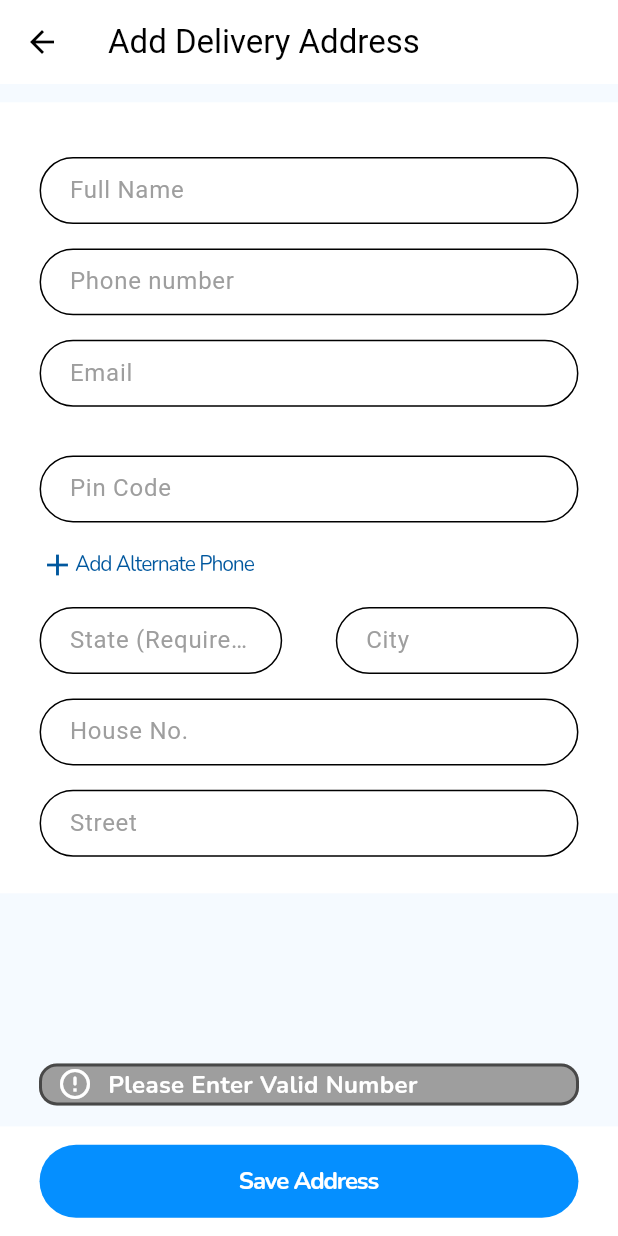
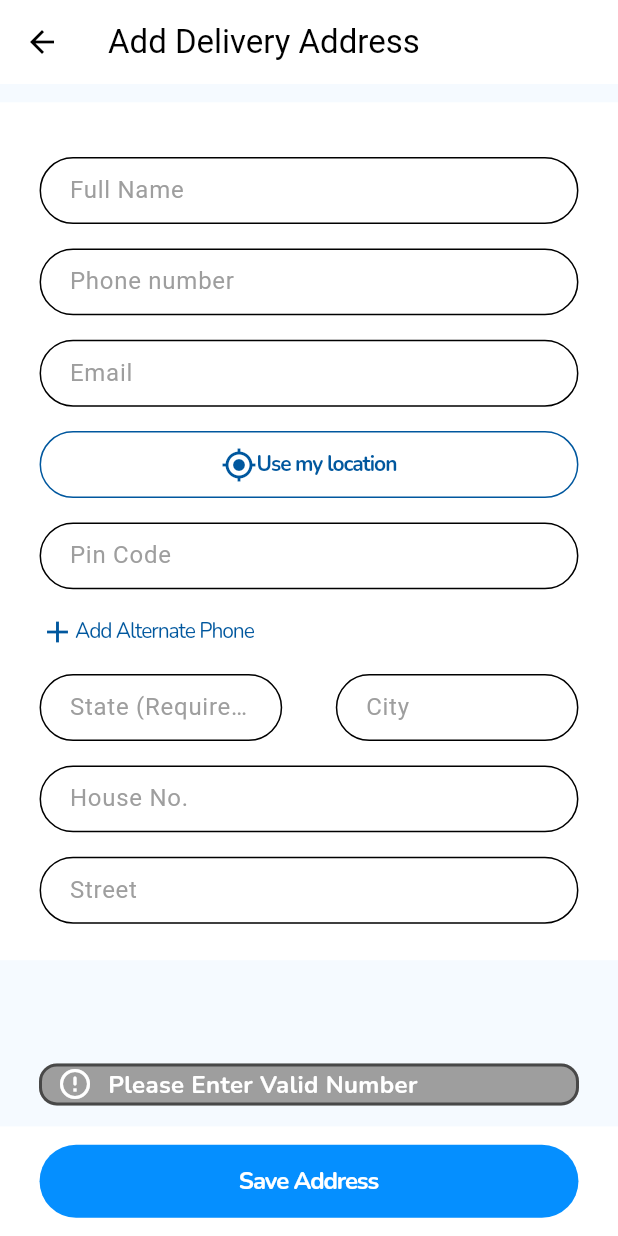
Before and after one commit to bukizz-store/bukizz_app, a Flutter app: the AddAddress screen opened by its route, after a tap on "Save Address", on a phone screen of 412 x 824 dp. Run offline on Flutter 3.47's test engine with Material 3 defaults, Android fonts, the phone set to English and light mode, and no system bars; our stand-ins replace cached_network_image, carousel_slider, cloud_firestore, dots_indicator, firebase_auth, firebase_core and 15 more; missing offline and left inert: dart:ffi, upi_india; accounts and stored records are empty; project files that could hold a hidden picture were left out.

Commit message:
minor fixes

```diff
--- a/lib/constants/constants.dart
+++ b/lib/constants/constants.dart
@@ -64,7 +64,7 @@ class AppConstants{
             Icon(icon ,color: Colors.white,size: 24,),
             SizedBox(width: 10,),
             SizedBox(
-              width: 70.w,
+              width: 60.w,
               child: Wrap(
                 children: [Text(
                   text,
--- a/lib/data/models/ecommerce/products/variation/variation_model.dart
+++ b/lib/data/models/ecommerce/products/variation/variation_model.dart
@@ -27,6 +27,7 @@ class Variation{
   }
 
   factory Variation.fromMap(Map<String, dynamic> map) {
+    print(map['costPerItem']);
     return Variation(
       price: map['price'] ?? 0,
       salePrice: map['salePrice'] ?? 0,
--- a/lib/ui/screens/HomeView/Ecommerce/Cart/cart_screen.dart
+++ b/lib/ui/screens/HomeView/Ecommerce/Cart/cart_screen.dart
@@ -399,7 +399,7 @@ class _CartState extends State<Cart> {
                                       .set
                                       .first
                                       .image
-                                      .first),
+                                      .first ),
                                 )),
                             SizedBox(height: dimensions.height8),
                             ReusableQuantityButton(
--- a/lib/ui/screens/HomeView/Ecommerce/checkout/add_address.dart
+++ b/lib/ui/screens/HomeView/Ecommerce/checkout/add_address.dart
@@ -95,36 +95,36 @@ class _AddAddressState extends State<AddAddress> {
                       SizedBox(
                         height: dimensions.height8 * 2,
                       ),
-                      // GestureDetector(
-                      //   onTap: onUseMyLocationTap,
-                      //   child: Container(
-                      //     width: dimensions.screenWidth,
-                      //     height: dimensions.height8 * 5.5,
-                      //     decoration: ShapeDecoration(
-                      //       shape: RoundedRectangleBorder(
-                      //         side: BorderSide(
-                      //             width: 1, color: Color(0xFF00579E)),
-                      //         borderRadius: BorderRadius.circular(100),
-                      //       ),
-                      //     ),
-                      //     child: Row(
-                      //       mainAxisAlignment:
-                      //       MainAxisAlignment.center,
-                      //       children: [
-                      //         Icon(
-                      //           Icons.my_location,
-                      //           color: Color(0xFF00579E),
-                      //         ),
-                      //         ReusableText(
-                      //           text: 'Use my location',
-                      //           fontSize: 14,
-                      //           color: Color(0xFF00579E),
-                      //           fontWeight: FontWeight.w600,
-                      //         )
-                      //       ],
-                      //     ),
-                      //   ),
-                      // ),
+                      GestureDetector(
+                        onTap: onUseMyLocationTap,
+                        child: Container(
+                          width: dimensions.screenWidth,
+                          height: dimensions.height8 * 5.5,
+                          decoration: ShapeDecoration(
+                            shape: RoundedRectangleBorder(
+                              side: BorderSide(
+                                  width: 1, color: Color(0xFF00579E)),
+                              borderRadius: BorderRadius.circular(100),
+                            ),
+                          ),
+                          child: Row(
+                            mainAxisAlignment:
+                            MainAxisAlignment.center,
+                            children: [
+                              Icon(
+                                Icons.my_location,
+                                color: Color(0xFF00579E),
+                              ),
+                              ReusableText(
+                                text: 'Use my location',
+                                fontSize: 14,
+                                color: Color(0xFF00579E),
+                                fontWeight: FontWeight.w600,
+                              )
+                            ],
+                          ),
+                        ),
+                      ),
                       SizedBox(height: dimensions.height16,),
                       CustomTextForm(
                         width: dimensions.screenWidth,
```
Also changed, not shown: lib/ui/screens/HomeView/Ecommerce/checkout/checkout1.dart (+7 -0 lines), lib/ui/screens/HomeView/Ecommerce/product/product_description_screen.dart (+118 -117 lines), lib/ui/screens/HomeView/Ecommerce/product/tab views/uniform_view.dart (+52 -2 lines), lib/ui/screens/HomeView/Ecommerce/profile/orders/order.dart (+40 -4 lines), assets/emptyUniform.png (added), assets/emptyUniform.svg (added).
